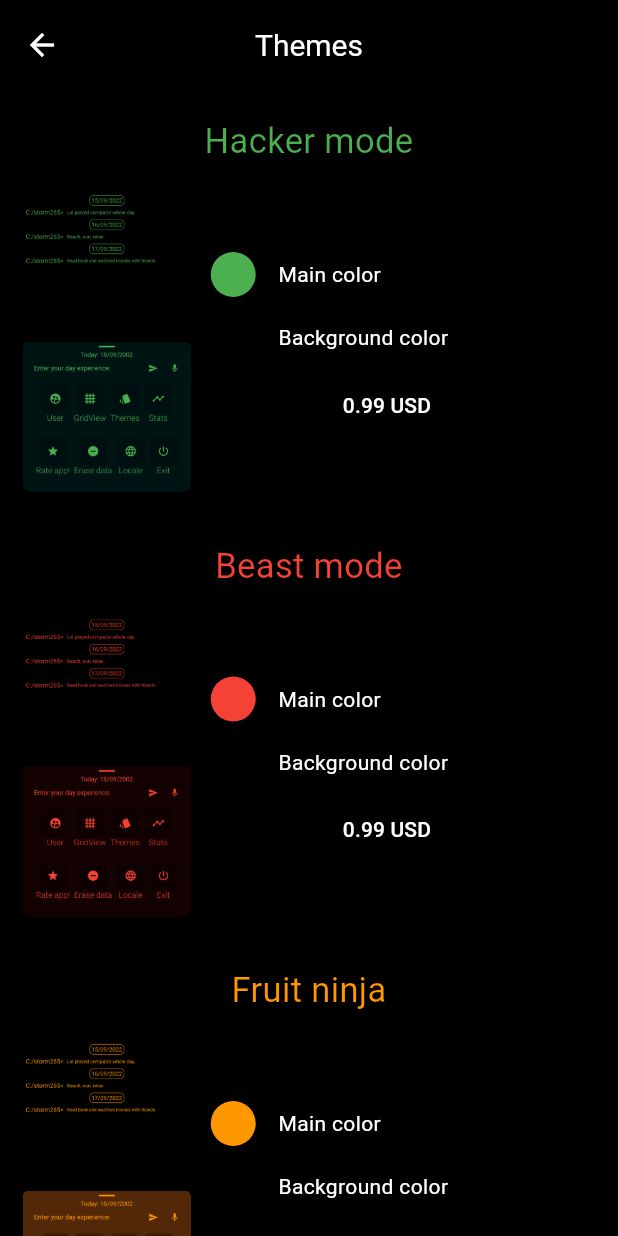
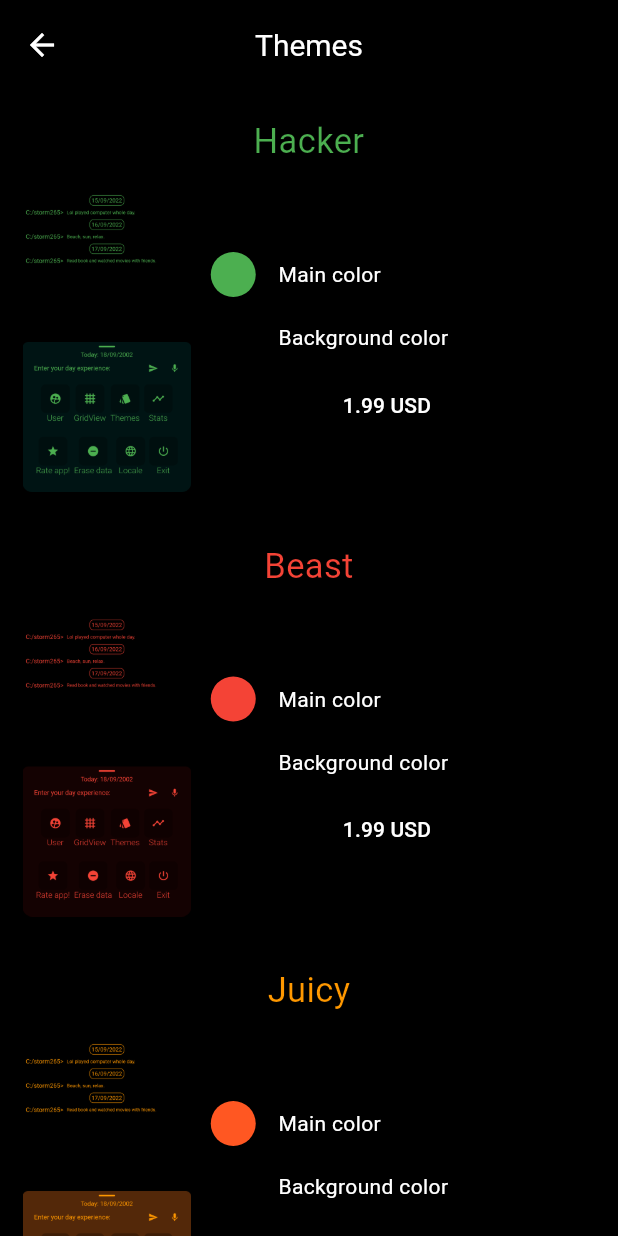
Before and after one commit to peter3374/Loga, a Flutter app: the PickThemeScreen screen opened directly, on a phone screen of 412 x 824 dp. Run offline on Flutter 3.47's test engine with Material 2 defaults, Android fonts, the phone set to English and light mode, and no system bars; drawn by our look-alikes of shimmer; our stand-ins replace hive, hive_flutter, localize_and_translate, random_string, speech_to_text; missing offline and left inert: parallax_rain; accounts and stored records are empty; statements that could not run were skipped.

Commit message:
new theme/rm light mode/redesign

```diff
--- a/lib/screens/console_screen/widgets/bottom_sheet_widget.dart
+++ b/lib/screens/console_screen/widgets/bottom_sheet_widget.dart
@@ -7,10 +7,12 @@ import 'package:loga/screens/console_screen/widgets/top_banner_widget.dart';
 class BottomSheetWidget extends StatelessWidget {
   final ConsoleScreenController consoleController;
   final TextEditingController textEditingController;
+  final ScrollController scrollController;
   const BottomSheetWidget({
     Key? key,
     required this.consoleController,
     required this.textEditingController,
+    required this.scrollController,
   }) : super(key: key);
 
   @override
@@ -34,6 +36,7 @@ class BottomSheetWidget extends StatelessWidget {
                 children: [
                   TopBannerWidget(),
                   FieldOptionsWidget(
+                    scrollController: scrollController,
                     consoleController: consoleController,
                     textEditingController: textEditingController,
                   ),
--- a/lib/screens/pick_theme_screen/pick_theme_screen.dart
+++ b/lib/screens/pick_theme_screen/pick_theme_screen.dart
@@ -6,7 +6,7 @@ import 'package:loga/database/scheme/db_scheme.dart';
 import 'package:loga/screens/pick_theme_screen/widgets/theme_card_widget.dart';
 import 'package:loga/themes_manager/theme_constants.dart';
 import 'package:loga/themes_manager/theme_manager.dart';
-import 'package:loga/themes_manager/theme_variables.dart';
+import 'package:loga/themes_manager/theme_constants_provider.dart';
 import 'package:provider/src/provider.dart';
 
 class PickThemeScreen extends StatefulWidget {
@@ -14,15 +14,14 @@ class PickThemeScreen extends StatefulWidget {
   _PickThemeScreenState createState() => _PickThemeScreenState();
 }
 
-// TODO Save theme only if it paid; Toll themes can apply but save! Just for demo
 class _PickThemeScreenState extends State<PickThemeScreen> {
   static List<String> _buttonTitles = [
-    '0.99 USD',
-    '0.99 USD',
+    '1.99 USD',
+    '1.99 USD',
     'Apply',
-    '0.99 USD',
-    'Apply',
-    'Default'
+    '1.29 USD',
+    'Free',
+    'Free',
   ];
   final _userDataStorage = Hive.box(DbScheme.userData);
 
@@ -103,13 +102,11 @@ class _PickThemeScreenState extends State<PickThemeScreen> {
                       //  await    _userDataStorage.put('currentTheme', 'darkPinkMode');
                       break;
                     case 4:
-                      context.read<ThemeProvider>().setThemeData(lightMode);
+                      context.read<ThemeProvider>().setThemeData(yellowMode);
 
-                      //save theme
-                      _userDataStorage.put(
-                          DbScheme.currentTheme, DbScheme.lightMode);
+                      // await _userDataStorage.put(
+                      //     DbScheme.currentTheme, DbScheme.darkMode);
                       break;
-
                     case 5:
                       context.read<ThemeProvider>().setThemeData(darkMode);
 
@@ -119,12 +116,12 @@ class _PickThemeScreenState extends State<PickThemeScreen> {
                   }
                 },
                 buttonTitle: _buttonTitles[i],
-                shimmerBase: ThemeVariables.shimmerBase[i],
-                shimmerHightlight: ThemeVariables.shimmerHightlight[i],
-                mainColor: ThemeVariables.firstColors[i],
-                backgroundColor: ThemeVariables.secondColors[i],
-                imgCodeName: ThemeVariables.imgCodeName[i],
-                title: ThemeVariables.titles[i],
+                shimmerBase: ThemeConstantsProvider.shimmerBase[i],
+                shimmerHightlight: ThemeConstantsProvider.shimmerHightlight[i],
+                mainColor: ThemeConstantsProvider.primaryColor[i],
+                backgroundColor: Colors.black,
+                imgCodeName: ThemeConstantsProvider.imgCodeName[i],
+                title: ThemeConstantsProvider.themeTitles[i],
               ),
             );
           }),
--- a/lib/themes_manager/theme_constants.dart
+++ b/lib/themes_manager/theme_constants.dart
@@ -117,7 +117,7 @@ final darkPinkMode = ThemeData(
   textButtonTheme: TextButtonThemeData(
     style: TextButton.styleFrom(foregroundColor: Colors.pink),
   ),
-  primaryColor: Colors.white,
+  primaryColor: Colors.pink,
   buttonTheme: ButtonThemeData(
     buttonColor: Colors.pink,
   ),
@@ -130,39 +130,36 @@ final darkPinkMode = ThemeData(
   colorScheme: ColorScheme.fromSwatch().copyWith(secondary: Colors.pink),
 );
 
-final lightMode = ThemeData(
+final yellowMode = ThemeData(
   useMaterial3: true,
   appBarTheme: AppBarTheme(
-    iconTheme: IconThemeData(color: Colors.white),
-    color: Colors.cyan,
+    iconTheme: IconThemeData(color: Colors.black),
+    color: Colors.yellow,
     titleTextStyle: TextStyle(
-      color: Colors.white,
+      color: Colors.black,
       fontSize: 20,
     ),
   ),
-  switchTheme: SwitchThemeData(
-    thumbColor: MaterialStateProperty.all<Color>(Colors.black),
-  ),
-  scaffoldBackgroundColor: Colors.white,
-  hintColor: Colors.black,
+  scaffoldBackgroundColor: Colors.black,
+  hintColor: Colors.yellow,
   textTheme: const TextTheme(
-    headline5: TextStyle(color: Colors.white),
-    headline6: TextStyle(color: Colors.black),
+    headline5: TextStyle(color: Colors.yellow),
+    headline6: TextStyle(color: Colors.yellow),
   ),
   textButtonTheme: TextButtonThemeData(
     style: TextButton.styleFrom(foregroundColor: Colors.black),
   ),
-  primaryColor: Colors.black,
+  primaryColor: Colors.yellow,
+  buttonTheme: ButtonThemeData(
+    buttonColor: Colors.yellow,
+  ),
   elevatedButtonTheme: ElevatedButtonThemeData(
     style: ElevatedButton.styleFrom(
-      backgroundColor: Colors.white,
+      backgroundColor: Colors.yellow,
     ),
   ),
-  buttonTheme: ButtonThemeData(
-    buttonColor: Colors.white,
-  ),
-  dialogBackgroundColor: Colors.black,
-  colorScheme: ColorScheme.fromSwatch().copyWith(secondary: Colors.black),
+  dialogBackgroundColor: Colors.yellow,
+  colorScheme: ColorScheme.fromSwatch().copyWith(secondary: Colors.yellow),
 );
 
 final darkMode = ThemeData(
--- a/lib/themes_manager/theme_variables.dart
+++ b/lib/themes_manager/theme_constants_provider.dart
@@ -1,12 +1,12 @@
 import 'package:flutter/material.dart';
 
-abstract class ThemeVariables {
+class ThemeConstantsProvider {
   static const List<Color> shimmerBase = [
     Colors.green,
     Colors.red,
     Colors.orange,
     Colors.pink,
-    Colors.white,
+    Colors.yellow,
     Colors.white
   ];
   static const List<Color> shimmerHightlight = [
@@ -14,39 +14,31 @@ abstract class ThemeVariables {
     Color(0xFFBA0909),
     Colors.deepOrange,
     Colors.deepPurpleAccent,
-    Colors.cyan,
+    Colors.white,
     Colors.black,
   ];
-  static const List<String> titles = [
-    'Hacker mode',
-    'Beast mode',
-    'Fruit ninja',
-    'Electo girl',
-    'Sky',
-    'Middle day',
+  static const List<String> themeTitles = [
+    'Hacker',
+    'Beast',
+    'Juicy',
+    'Shuffle',
+    'Sun strike',
+    'Nixx',
   ];
   static const List<String> imgCodeName = [
     'green',
     'red',
     'orange',
     'pink',
-    'light',
+    'pink',
     'dark',
   ];
-  static const List<Color> firstColors = [
+  static const List<Color> primaryColor = [
     Colors.green,
     Colors.red,
-    Colors.orange,
+    Colors.deepOrange,
     Colors.pink,
-    Colors.black,
-    Colors.white
-  ];
-  static const List<Color> secondColors = [
-    Colors.black,
-    Colors.black,
-    Colors.black,
-    Colors.black,
+    Colors.yellow,
     Colors.white,
-    Colors.black,
   ];
 }
--- a/lib/themes_manager/theme_manager.dart
+++ b/lib/themes_manager/theme_manager.dart
@@ -30,9 +30,6 @@ class ThemeProvider extends ChangeNotifier {
       case 'darkOrangeMode':
         print(_currentTheme);
         return darkOrangeMode;
-      case 'lightMode':
-        print(_currentTheme);
-        return lightMode;
       default:
         print(_currentTheme);
         return darkMode;
```
Also changed, not shown: lib/screens/console_screen/console_screen.dart (+6 -2 lines), lib/screens/console_screen/controller/console_screen_controller.dart (+8 -11 lines), lib/screens/console_screen/widgets/field_options_widget.dart (+6 -3 lines), lib/screens/console_screen/widgets/user_message_widget.dart (+4 -5 lines), assets/themes_example/light.png (deleted).
